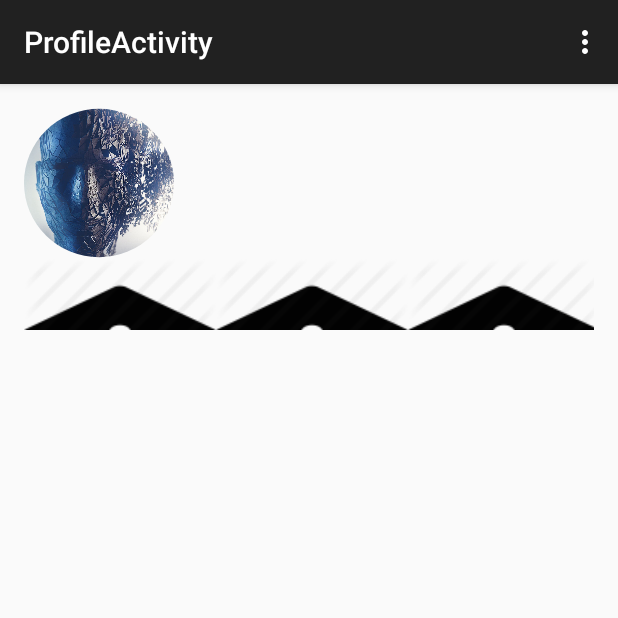
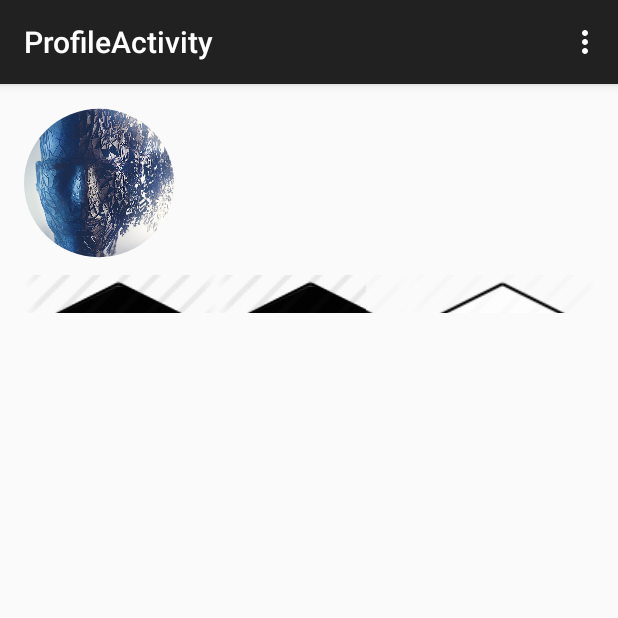
Before and after one commit to Jacobmose/ITSMAP, an Android app: the ProfileActivity screen opened directly, with no data from a screen before it, on a phone screen of 412 x 824 dp, the top half of it. Run offline under Robolectric (Android 15) with nearby library versions, the phone set to English and light mode, and no system bars.

Commit message:
Ratingbar changed style still need fixing
//Morten

```diff
--- a/Theme_project/Project/ThemeProject/app/src/main/java/com/jacobmosehansen/themeproject/ProfileActivity.java
+++ b/Theme_project/Project/ThemeProject/app/src/main/java/com/jacobmosehansen/themeproject/ProfileActivity.java
@@ -2,18 +2,22 @@ package com.jacobmosehansen.themeproject;
 
 import android.graphics.Bitmap;
 import android.graphics.BitmapFactory;
+import android.media.Rating;
 import android.support.v7.app.AppCompatActivity;
 import android.os.Bundle;
 import android.view.Menu;
 import android.view.MenuItem;
 import android.widget.ImageView;
-
+import android.widget.RatingBar;
+import android.widget.Toast;
 
 
 public class ProfileActivity extends AppCompatActivity {
 
-    ImageView imvProfilePicture;
     RoundImage roundImage;
+
+    ImageView ivProfilePicture;
+    RatingBar rbGradRating;
 
     @Override
     protected void onCreate(Bundle savedInstanceState) {
@@ -21,10 +25,19 @@ public class ProfileActivity extends AppCompatActivity {
         setContentView(R.layout.activity_profile);
 
         // set round profile picture //
-        imvProfilePicture = (ImageView) findViewById(R.id.imageView_profilePicture);
+        ivProfilePicture = (ImageView) findViewById(R.id.imageView_profilePicture);
         Bitmap bm = BitmapFactory.decodeResource(getResources(),R.drawable.profile);
         roundImage = new RoundImage(bm);
-        imvProfilePicture.setImageDrawable(roundImage);
+        ivProfilePicture.setImageDrawable(roundImage);
+
+        // Set ratingbar //
+        rbGradRating = (RatingBar) findViewById(R.id.ratingBar_profileRating);
+        rbGradRating.setOnRatingBarChangeListener(new RatingBar.OnRatingBarChangeListener() {
+            @Override
+            public void onRatingChanged(RatingBar ratingBar, float rating, boolean fromUser) {
+                Toast.makeText(getApplicationContext(), Float.toString(rating), Toast.LENGTH_LONG).show();
+            }
+        });
 
     }
 
--- /dev/null
+++ b/Theme_project/Project/ThemeProject/app/src/main/res/drawable/ratingbar_grad.xml
@@ -0,0 +1,9 @@
+<?xml version="1.0" encoding="utf-8"?>
+<layer-list xmlns:android="http://schemas.android.com/apk/res/android">
+    <item android:id="@android:id/background"
+        android:drawable="@drawable/ratingbar_grad_empty" />
+    <item android:id="@android:id/secondaryProgress"
+        android:drawable="@drawable/ratingbar_grad_empty" />
+    <item android:id="@android:id/progress"
+        android:drawable="@drawable/ratingbar_grad_full" />
+</layer-list>
--- /dev/null
+++ b/Theme_project/Project/ThemeProject/app/src/main/res/drawable/ratingbar_grad_empty.xml
@@ -0,0 +1,21 @@
+<?xml version="1.0" encoding="utf-8"?>
+<!-- This is the rating bar drawable that is used to
+ show a unfilled cookie. -->
+<selector
+    xmlns:android="http://schemas.android.com/apk/res/android">
+
+    <item android:state_pressed="true"
+        android:state_window_focused="true"
+        android:drawable="@drawable/graduation_cap_empty" />
+
+    <item android:state_focused="true"
+        android:state_window_focused="true"
+        android:drawable="@drawable/graduation_cap_empty" />
+
+    <item android:state_selected="true"
+        android:state_window_focused="true"
+        android:drawable="@drawable/graduation_cap_empty" />
+
+    <item android:drawable="@drawable/graduation_cap_empty" />
+
+</selector>
--- /dev/null
+++ b/Theme_project/Project/ThemeProject/app/src/main/res/drawable/ratingbar_grad_full.xml
@@ -0,0 +1,21 @@
+<?xml version="1.0" encoding="utf-8"?>
+<!-- This is the rating bar drawable that is used to
+ show a filled cookie. -->
+<selector
+    xmlns:android="http://schemas.android.com/apk/res/android">
+
+    <item android:state_pressed="true"
+        android:state_window_focused="true"
+        android:drawable="@drawable/graduation_cap" />
+
+    <item android:state_focused="true"
+        android:state_window_focused="true"
+        android:drawable="@drawable/graduation_cap" />
+
+    <item android:state_selected="true"
+        android:state_window_focused="true"
+        android:drawable="@drawable/graduation_cap" />
+
+    <item android:drawable="@drawable/graduation_cap" />
+
+</selector>
--- a/Theme_project/Project/ThemeProject/app/src/main/res/layout/activity_profile.xml
+++ b/Theme_project/Project/ThemeProject/app/src/main/res/layout/activity_profile.xml
@@ -35,7 +35,7 @@
                 <RatingBar
                     style="@style/ratingBarGraduationHat"
                     android:layout_width="wrap_content"
-                    android:layout_height="wrap_content"
+                    android:layout_height="48dp"
                     android:id="@+id/ratingBar_profileRating"
                     android:stepSize="0.5"
                     android:numStars="5"
--- a/Theme_project/Project/ThemeProject/app/src/main/res/values/styles.xml
+++ b/Theme_project/Project/ThemeProject/app/src/main/res/values/styles.xml
@@ -5,8 +5,8 @@
     </style>
 
     <style name="ratingBarGraduationHat" parent="@android:style/Widget.RatingBar">
-        <item name="android:progressDrawable">@drawable/graduation_cap</item>
-        <item name="android:minHeight">48dp</item>
-        <item name="android:maxHeight">48dp</item>
+        <item name="android:progressDrawable">@drawable/ratingbar_grad</item>
+        <item name="android:minHeight">25dp</item>
+        <item name="android:maxHeight">25dp</item>
     </style>
 </resources>
```
Also changed, not shown: Theme_project/Project/ThemeProject/app/src/main/res/drawable/graduation_cap_empty.png (added).
